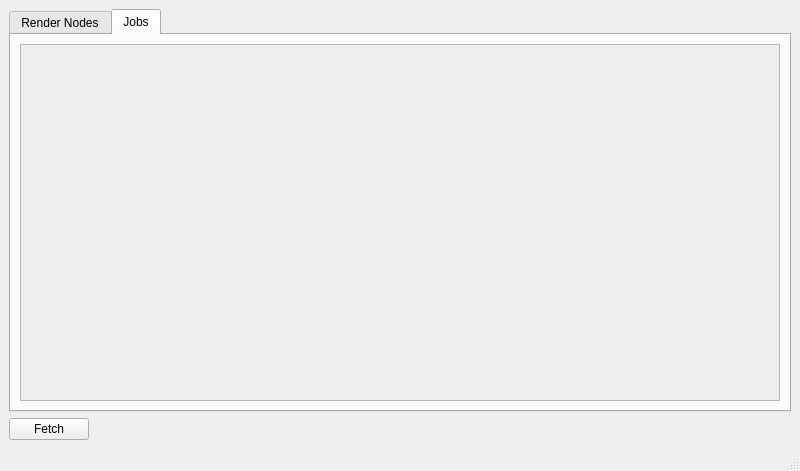
First picture: the form in Ui_FarmView.ui, repository CogswellProjectHydra/githubHydraRepo, before the edit.
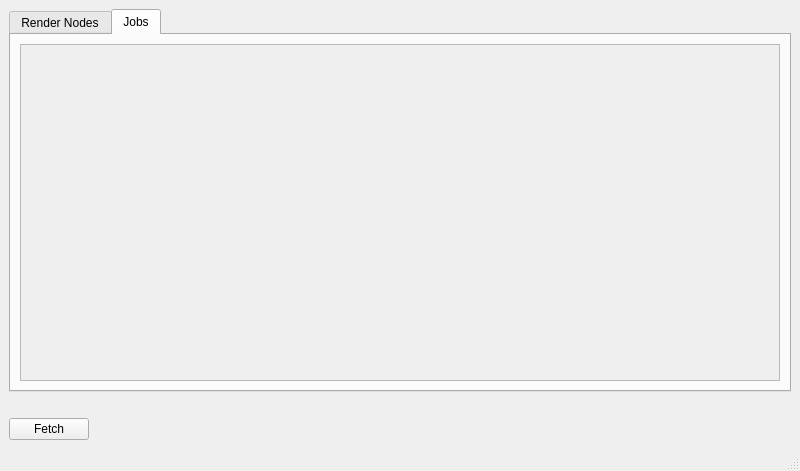
Second picture: the form after the edit. The open tabs and pages were chosen to show the change.

Commit message: add counts of machine status

Diff of the .ui file:
```diff
--- a/Ui_FarmView.ui
+++ b/Ui_FarmView.ui
@@ -15,7 +15,7 @@
   </property>
   <widget class="QWidget" name="centralwidget">
    <layout class="QGridLayout" name="gridLayout">
-    <item row="1" column="0">
+    <item row="2" column="0">
      <layout class="QHBoxLayout" name="horizontalLayout">
       <item>
        <widget class="QPushButton" name="fetchButton">
@@ -63,7 +63,7 @@
              <x>0</x>
              <y>0</y>
              <width>739</width>
-             <height>335</height>
+             <height>316</height>
             </rect>
            </property>
            <layout class="QGridLayout" name="gridLayout_3">
@@ -104,8 +104,8 @@
             <rect>
              <x>0</x>
              <y>0</y>
-             <width>756</width>
-             <height>335</height>
+             <width>98</width>
+             <height>28</height>
             </rect>
            </property>
            <layout class="QGridLayout" name="gridLayout_2">
@@ -133,6 +133,13 @@
       </widget>
      </widget>
     </item>
+    <item row="1" column="0">
+     <widget class="QLabel" name="statusLabel">
+      <property name="text">
+       <string/>
+      </property>
+     </widget>
+    </item>
    </layout>
   </widget>
   <widget class="QMenuBar" name="menubar">
```
The commit also changes 13 other files.
